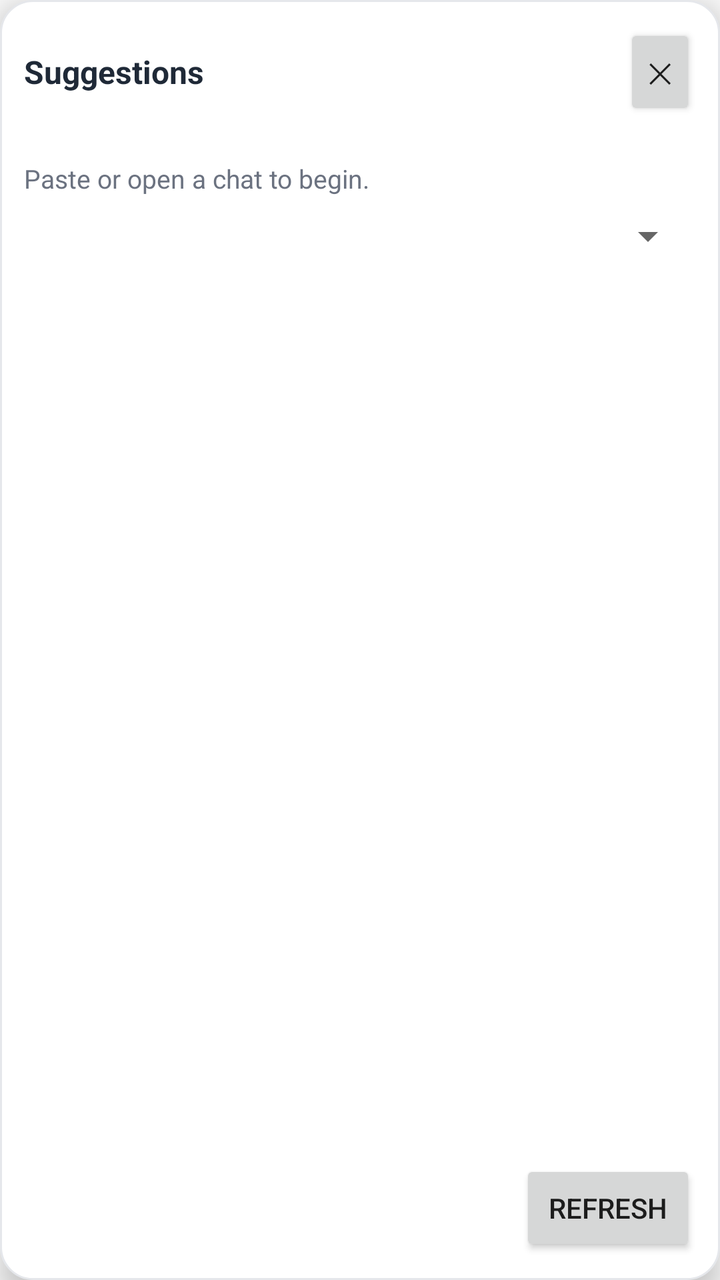
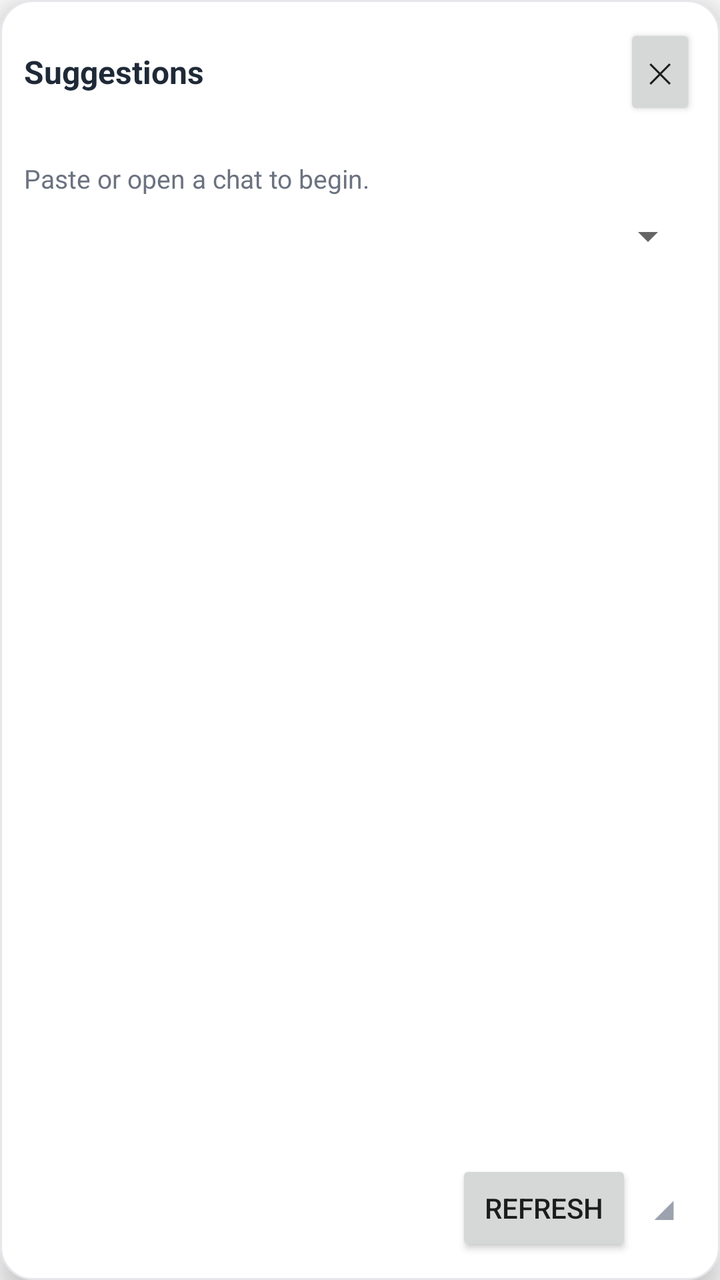

Screens rendered from an Android XML layout before and after an edit, with the pre-edit source and the edit as a unified diff.
<!-- AndroidManifest.xml: application theme Theme.ChatAssist -->
<!-- res/layout/overlay_panel.xml -->
<?xml version="1.0" encoding="utf-8"?>
<LinearLayout xmlns:android="http://schemas.android.com/apk/res/android"
    android:id="@+id/panelRoot"
    android:layout_width="320dp"
    android:layout_height="match_parent"
    android:background="@drawable/panel_background"
    android:elevation="8dp"
    android:orientation="vertical"
    android:padding="12dp">

    <LinearLayout
        android:id="@+id/panelHeader"
        android:layout_width="match_parent"
        android:layout_height="wrap_content"
        android:gravity="center_vertical"
        android:orientation="horizontal">

        <TextView
            android:layout_width="0dp"
            android:layout_height="wrap_content"
            android:layout_weight="1"
            android:text="Suggestions"
            android:textColor="@color/ink"
            android:textSize="16sp"
            android:textStyle="bold" />

        <Button
            android:id="@+id/btnClose"
            android:layout_width="wrap_content"
            android:layout_height="wrap_content"
            android:minWidth="0dp"
            android:text="✕" />
    </LinearLayout>

    <TextView
        android:id="@+id/chatLabel"
        android:layout_width="wrap_content"
        android:layout_height="wrap_content"
        android:text=""
        android:textColor="#6B7280"
        android:textSize="12sp" />

    <TextView
        android:id="@+id/moodText"
        android:layout_width="wrap_content"
        android:layout_height="wrap_content"
        android:layout_marginTop="4dp"
        android:text="Paste or open a chat to begin."
        android:textColor="#6B7280"
        android:textSize="13sp" />

    <Spinner
        android:id="@+id/toneSpinner"
        android:layout_width="match_parent"
        android:layout_height="wrap_content"
        android:layout_marginTop="8dp" />

    <ScrollView
        android:layout_width="match_parent"
        android:layout_height="0dp"
        android:layout_marginTop="8dp"
        android:layout_weight="1"
        android:fillViewport="true">

        <LinearLayout
            android:id="@+id/suggestionList"
            android:layout_width="match_parent"
            android:layout_height="wrap_content"
            android:orientation="vertical" />
    </ScrollView>

    <Button
        android:id="@+id/btnRefresh"
        android:layout_width="wrap_content"
        android:layout_height="wrap_content"
        android:layout_gravity="end"
        android:layout_marginTop="8dp"
        android:text="Refresh" />
</LinearLayout>
<!-- resources referenced by this layout -->
<resources>
  <color name="ink">#1F2937</color>
  <!-- drawable panel_background (drawable) -->
  <?xml version="1.0" encoding="utf-8"?>
  <shape xmlns:android="http://schemas.android.com/apk/res/android" android:shape="rectangle">
      <solid android:color="@color/white" />
      <corners android:radius="16dp" />
      <stroke android:width="1dp" android:color="#E5E7EB" />
  </shape>
  <style name="Theme.ChatAssist" parent="Theme.AppCompat.Light.NoActionBar">
          <item name="colorPrimary">@color/brand</item>
          <item name="colorPrimaryDark">@color/brand_dark</item>
          <item name="android:windowBackground">@color/paper</item>
      </style>
  <color name="white">#FFFFFF</color>
  <color name="brand">#DB2777</color>
  <color name="brand_dark">#9D174D</color>
  <color name="paper">#FAFAFA</color>
</resources>

<!-- the commit's change to res/layout/overlay_panel.xml (unified diff, before → after) -->
@@ -69,11 +69,31 @@
             android:orientation="vertical" />
     </ScrollView>
 
-    <Button
-        android:id="@+id/btnRefresh"
-        android:layout_width="wrap_content"
+    <LinearLayout
+        android:layout_width="match_parent"
         android:layout_height="wrap_content"
-        android:layout_gravity="end"
         android:layout_marginTop="8dp"
-        android:text="Refresh" />
+        android:gravity="center_vertical"
+        android:orientation="horizontal">
+
+        <View
+            android:layout_width="0dp"
+            android:layout_height="0dp"
+            android:layout_weight="1" />
+
+        <Button
+            android:id="@+id/btnRefresh"
+            android:layout_width="wrap_content"
+            android:layout_height="wrap_content"
+            android:text="Refresh" />
+
+        <TextView
+            android:id="@+id/resizeHandle"
+            android:layout_width="wrap_content"
+            android:layout_height="wrap_content"
+            android:padding="10dp"
+            android:text="◢"
+            android:textColor="#9CA3AF"
+            android:textSize="16sp" />
+    </LinearLayout>
 </LinearLayout>
